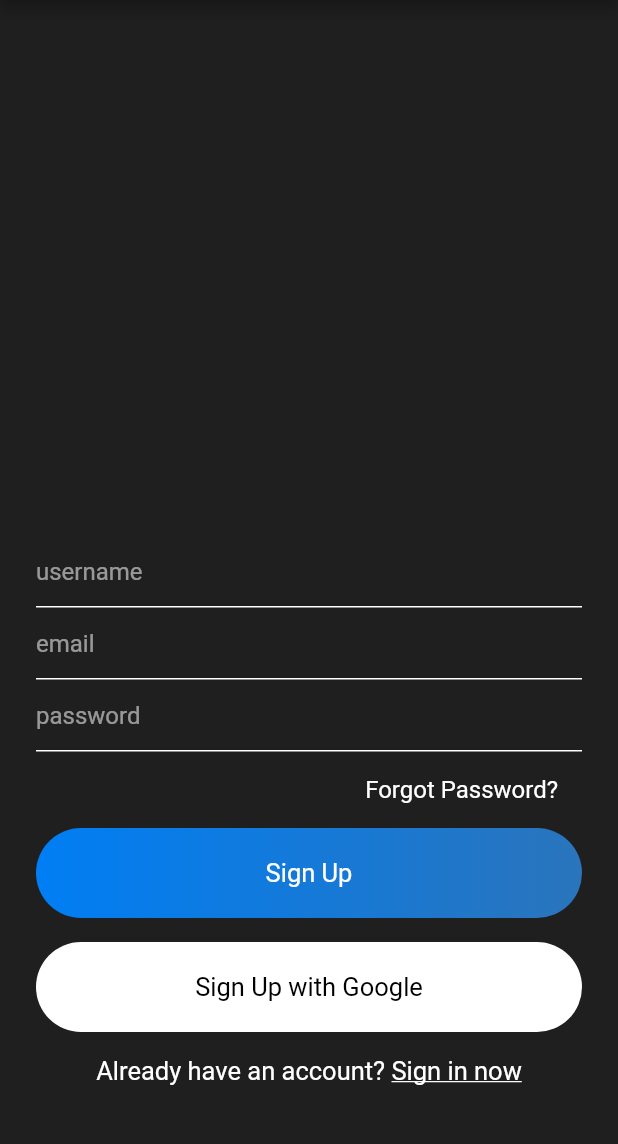
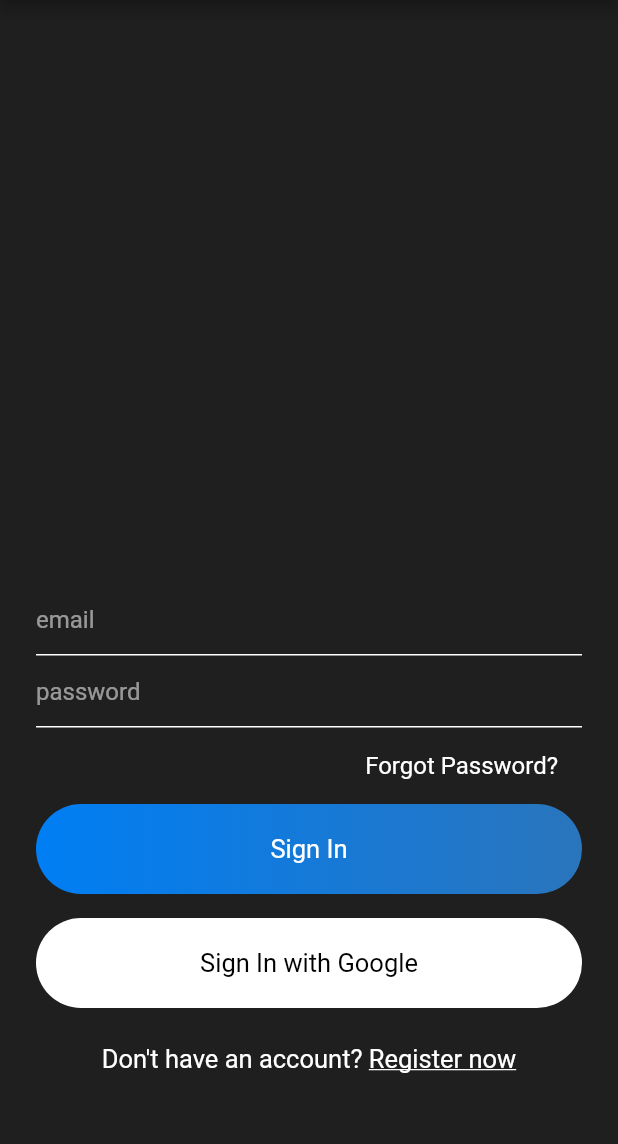
Before and after one commit to suthirakprom/Flutter_chatApp-with-Firebase, a Flutter app: the screen it shows after launch, on a phone screen of 412 x 824 dp, the part 84-1228 px from its top. Run offline on Flutter 3.47's test engine with Material 2 defaults, Android fonts, the phone set to English and light mode, and no system bars; our stand-ins replace firebase_auth; accounts and stored records are empty.

Commit message:
idk where am I

```diff
--- /dev/null
+++ b/lib/helper/authenticate.dart
@@ -0,0 +1,27 @@
+import 'package:chat_app_tutorial/views/signin.dart';
+import 'package:chat_app_tutorial/views/signup.dart';
+import 'package:flutter/material.dart';
+
+class Authenticate extends StatefulWidget {
+  @override
+  _AuthenticateState createState() => _AuthenticateState();
+}
+
+class _AuthenticateState extends State<Authenticate> {
+  bool showSignIn = true;
+
+  void toggleView() {
+    setState(() {
+      showSignIn = !showSignIn;
+    });
+  }
+
+  @override
+  Widget build(BuildContext context) {
+    if (showSignIn) {
+      return SignIn(toggleView);
+    } else {
+      return SignUp(toggleView);
+    }
+  }
+}
--- a/lib/main.dart
+++ b/lib/main.dart
@@ -1,3 +1,4 @@
+import 'package:chat_app_tutorial/helper/authenticate.dart';
 import 'package:chat_app_tutorial/views/signin.dart';
 import 'package:chat_app_tutorial/views/signup.dart';
 import 'package:flutter/material.dart';
@@ -19,7 +20,7 @@ class MyApp extends StatelessWidget {
         primarySwatch: Colors.blue,
         visualDensity: VisualDensity.adaptivePlatformDensity,
       ),
-      home: SignUp(),
+      home: Authenticate(),
     );
   }
 }
--- a/lib/modal/user.dart
+++ b/lib/modal/user.dart
@@ -1,5 +1,5 @@
 class User {
-  String userId;
+  String uid;
 
-  User({this.userId});
+  User({this.uid});
 }
--- a/lib/views/signin.dart
+++ b/lib/views/signin.dart
@@ -2,6 +2,9 @@ import 'package:chat_app_tutorial/widgets/widget.dart';
 import 'package:flutter/material.dart';
 
 class SignIn extends StatefulWidget {
+  final Function toggle;
+  SignIn(this.toggle);
+
   @override
   _SignInState createState() => _SignInState();
 }
@@ -94,12 +97,20 @@ class _SignInState extends State<SignIn> {
                       "Don't have an account? ",
                       style: mediumTextStyle(),
                     ),
-                    Text(
-                      "Register now",
-                      style: TextStyle(
-                        color: Colors.white,
-                        fontSize: 17,
-                        decoration: TextDecoration.underline,
+                    GestureDetector(
+                      onTap: () {
+                        widget.toggle();
+                      },
+                      child: Container(
+                        padding: EdgeInsets.symmetric(vertical: 8),
+                        child: Text(
+                          "Register now",
+                          style: TextStyle(
+                            color: Colors.white,
+                            fontSize: 17,
+                            decoration: TextDecoration.underline,
+                          ),
+                        ),
                       ),
                     ),
                   ],
```
Also changed, not shown: lib/services/auth.dart (+9 -5 lines), lib/views/chatRoomsScreen.dart (+47 -0 lines), lib/views/signup.dart (+25 -7 lines), 2 other files.
